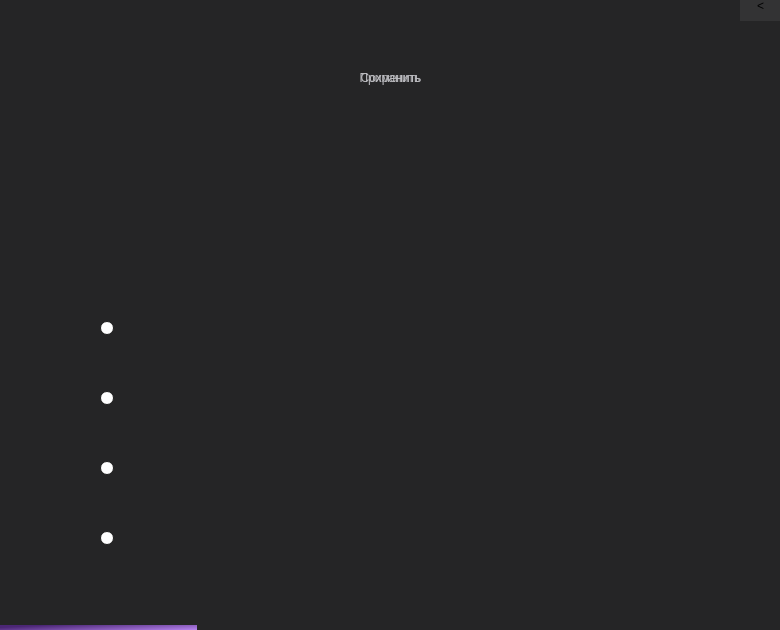
Before: the Qt Designer form questions.ui in dacsson/Slicer, drawn with Qt 5.
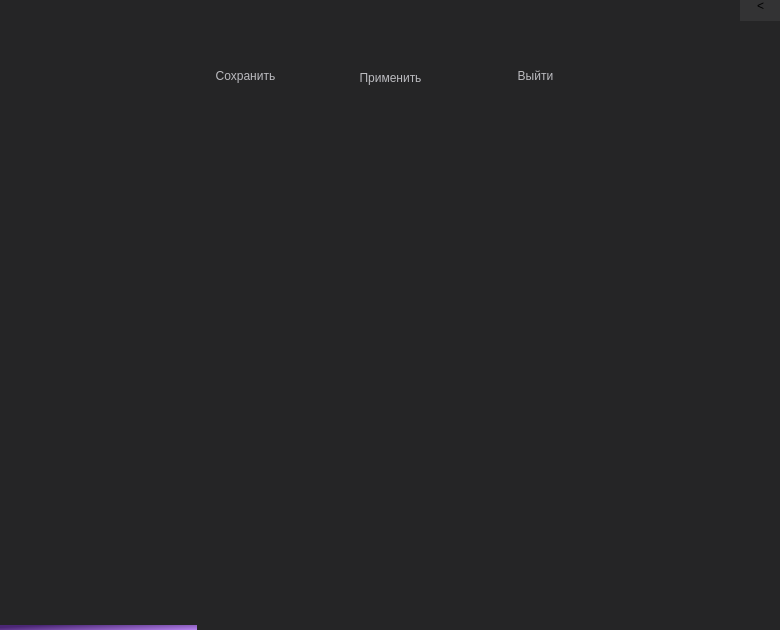
After: the same form once the commit is applied. Icons and pictures are not drawn.

Patch:
```diff
--- a/questions.ui
+++ b/questions.ui
@@ -1487,85 +1487,6 @@
 &lt;p style=&quot;-qt-paragraph-type:empty; margin-top:0px; margin-bottom:0px; margin-left:0px; margin-right:0px; -qt-block-indent:0; text-indent:0px; font-size:8.25pt;&quot;&gt;&lt;br /&gt;&lt;/p&gt;&lt;/body&gt;&lt;/html&gt;</string>
    </property>
   </widget>
-  <widget class="QRadioButton" name="check1">
-   <property name="geometry">
-    <rect>
-     <x>100</x>
-     <y>320</y>
-     <width>16</width>
-     <height>17</height>
-    </rect>
-   </property>
-   <property name="styleSheet">
-    <string notr="true"/>
-   </property>
-   <property name="text">
-    <string/>
-   </property>
-   <property name="iconSize">
-    <size>
-     <width>32</width>
-     <height>32</height>
-    </size>
-   </property>
-  </widget>
-  <widget class="QRadioButton" name="check2">
-   <property name="geometry">
-    <rect>
-     <x>100</x>
-     <y>390</y>
-     <width>16</width>
-     <height>17</height>
-    </rect>
-   </property>
-   <property name="text">
-    <string/>
-   </property>
-   <property name="iconSize">
-    <size>
-     <width>32</width>
-     <height>32</height>
-    </size>
-   </property>
-  </widget>
-  <widget class="QRadioButton" name="check3">
-   <property name="geometry">
-    <rect>
-     <x>100</x>
-     <y>460</y>
-     <width>16</width>
-     <height>17</height>
-    </rect>
-   </property>
-   <property name="text">
-    <string/>
-   </property>
-   <property name="iconSize">
-    <size>
-     <width>32</width>
-     <height>32</height>
-    </size>
-   </property>
-  </widget>
-  <widget class="QRadioButton" name="check4">
-   <property name="geometry">
-    <rect>
-     <x>100</x>
-     <y>530</y>
-     <width>16</width>
-     <height>17</height>
-    </rect>
-   </property>
-   <property name="text">
-    <string/>
-   </property>
-   <property name="iconSize">
-    <size>
-     <width>32</width>
-     <height>32</height>
-    </size>
-   </property>
-  </widget>
   <widget class="QPushButton" name="Paper">
    <property name="geometry">
     <rect>
@@ -1719,8 +1640,8 @@
   <widget class="QPushButton" name="save">
    <property name="geometry">
     <rect>
-     <x>345</x>
-     <y>62</y>
+     <x>200</x>
+     <y>60</y>
      <width>91</width>
      <height>31</height>
     </rect>
@@ -1742,6 +1663,163 @@
     <string>Сохранить</string>
    </property>
   </widget>
+  <widget class="QPushButton" name="check1">
+   <property name="geometry">
+    <rect>
+     <x>96</x>
+     <y>325</y>
+     <width>20</width>
+     <height>20</height>
+    </rect>
+   </property>
+   <property name="styleSheet">
+    <string notr="true">#check1 {
+	border-image: url(:/grad.png);
+	border: none;
+	border-radius: 10px;
+	color:rgb(187, 187, 191)
+}
+
+#check1:hover {
+	border-image:url(:/light_grad.png);
+	border-radius: 10px;
+}
+
+#check1:pressed {
+	border-image:none;
+	background-color: rgb(177, 125, 234);
+	border-radius: 10px;
+}</string>
+   </property>
+   <property name="text">
+    <string/>
+   </property>
+  </widget>
+  <widget class="QPushButton" name="check2">
+   <property name="geometry">
+    <rect>
+     <x>95</x>
+     <y>397</y>
+     <width>20</width>
+     <height>20</height>
+    </rect>
+   </property>
+   <property name="styleSheet">
+    <string notr="true">#check2 {
+	border-image: url(:/grad.png);
+	border: none;
+	border-radius: 10px;
+	color:rgb(187, 187, 191)
+}
+
+#check2:hover {
+	border-image:url(:/light_grad.png);
+	border-radius: 10px;
+}
+
+
+#check2:pressed {
+	border-image:none;
+	background-color: rgb(177, 125, 234);
+	border-radius: 10px;
+}</string>
+   </property>
+   <property name="text">
+    <string/>
+   </property>
+  </widget>
+  <widget class="QPushButton" name="check3">
+   <property name="geometry">
+    <rect>
+     <x>94</x>
+     <y>468</y>
+     <width>20</width>
+     <height>20</height>
+    </rect>
+   </property>
+   <property name="styleSheet">
+    <string notr="true">#check3 {
+	border-image: url(:/grad.png);
+	border: none;
+	border-radius: 10px;
+	color:rgb(187, 187, 191)
+}
+
+#check3:hover {
+	border-image:url(:/light_grad.png);
+	border-radius: 10px;
+}
+
+
+#check3:pressed {
+	border-image:none;
+	background-color: rgb(177, 125, 234);
+	border-radius: 10px;
+}</string>
+   </property>
+   <property name="text">
+    <string/>
+   </property>
+  </widget>
+  <widget class="QPushButton" name="check4">
+   <property name="geometry">
+    <rect>
+     <x>93</x>
+     <y>537</y>
+     <width>20</width>
+     <height>20</height>
+    </rect>
+   </property>
+   <property name="styleSheet">
+    <string notr="true">#check4 {
+	border-image: url(:/grad.png);
+	border: none;
+	border-radius: 10px;
+	color:rgb(187, 187, 191)
+}
+
+#check4:hover {
+	border-image:url(:/light_grad.png);
+	border-radius: 10px;
+}
+
+
+#check4:pressed {
+	border-image:none;
+	background-color: rgb(177, 125, 234);
+	border-radius: 10px;
+}</string>
+   </property>
+   <property name="text">
+    <string/>
+   </property>
+  </widget>
+  <widget class="QPushButton" name="okay">
+   <property name="geometry">
+    <rect>
+     <x>490</x>
+     <y>60</y>
+     <width>91</width>
+     <height>31</height>
+    </rect>
+   </property>
+   <property name="styleSheet">
+    <string notr="true">#okay {
+	border-image: url(:/grad.png);
+	border: none;
+	border-radius: 10px;
+	color:rgb(187, 187, 191)
+}
+
+#okay:hover {
+	border-image:url(:/light_grad.png);
+	border-radius: 5px;
+}</string>
+   </property>
+   <property name="text">
+    <string>Выйти</string>
+   </property>
+  </widget>
  </widget>
  <resources/>
  <connections/>
```
